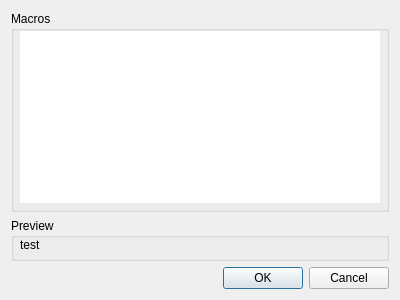
Old version of the form res/ui/macro_dialog.ui in the repository iamjustkoi/StudyTimeStats.
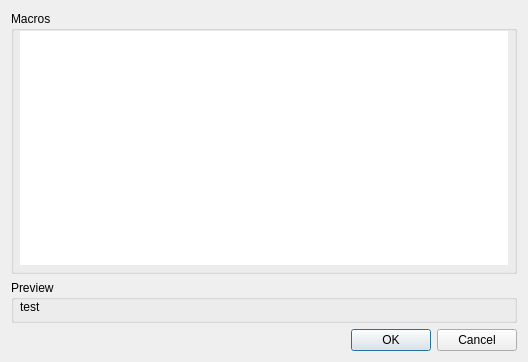
New version of the form.

Diff of the .ui file:
```diff
--- a/res/ui/macro_dialog.ui
+++ b/res/ui/macro_dialog.ui
@@ -6,8 +6,8 @@
    <rect>
     <x>0</x>
     <y>0</y>
-    <width>400</width>
-    <height>300</height>
+    <width>528</width>
+    <height>362</height>
    </rect>
   </property>
   <property name="windowTitle">
@@ -65,6 +65,12 @@
    </item>
    <item>
     <widget class="QGroupBox" name="previewGroupBox">
+     <property name="minimumSize">
+      <size>
+       <width>0</width>
+       <height>42</height>
+      </size>
+     </property>
      <property name="title">
       <string>Preview</string>
      </property>
```
